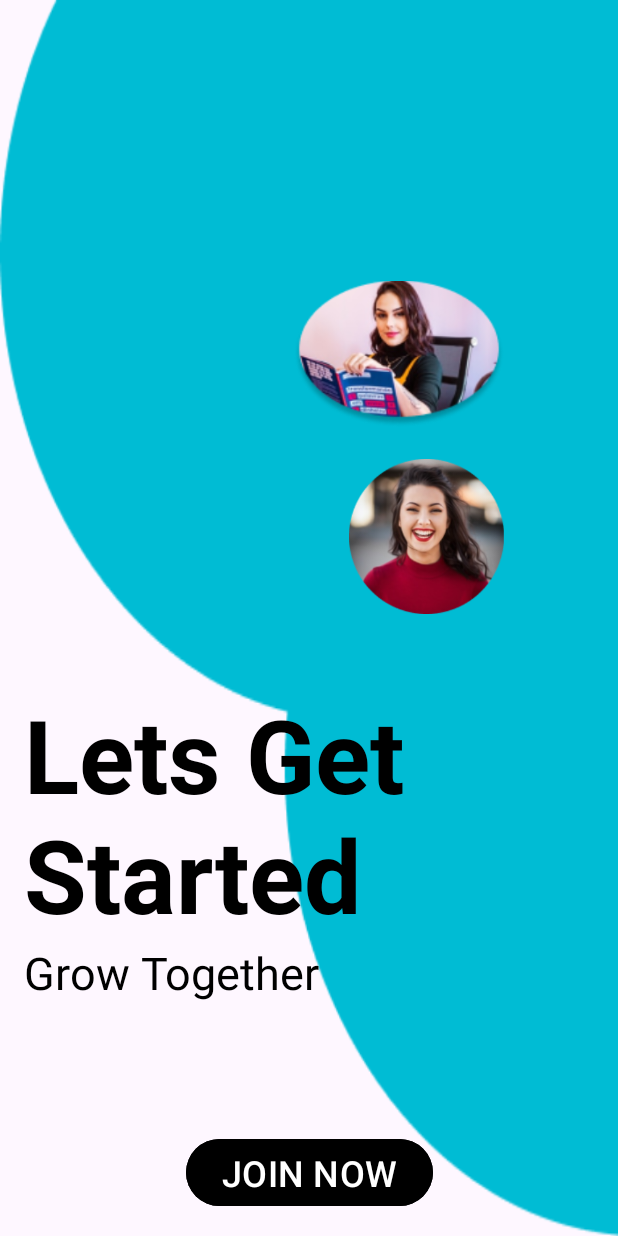
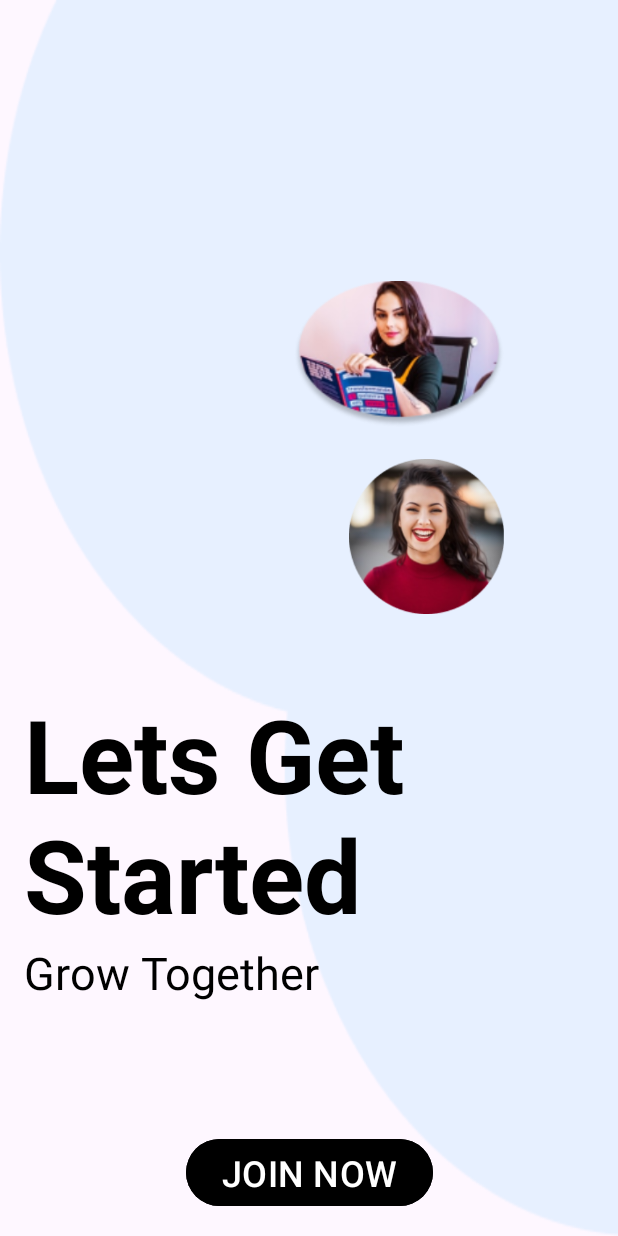
Before and after one commit to Fun-Tee/MyFirstApplication, an Android app: the screen it shows after launch (MainActivity), on a phone screen of 412 x 824 dp. Run offline under Robolectric (Android 15) with nearby library versions, the phone set to English and light mode, and no system bars.

Commit message:
initial commit

```diff
--- a/app/src/main/res/layout/activity_login.xml
+++ b/app/src/main/res/layout/activity_login.xml
@@ -6,8 +6,7 @@
     android:layout_height="match_parent"
     android:orientation="vertical"
     android:padding="16dp"
-    android:background="@drawable/union2"
-    android:backgroundTint="#00BCD4">
+    android:background="@drawable/union2">
 
     <TextView
         android:layout_width="wrap_content"
--- a/app/src/main/res/layout/activity_main.xml
+++ b/app/src/main/res/layout/activity_main.xml
@@ -7,8 +7,7 @@
     android:layout_height="match_parent"
     android:padding="16dp"
     tools:context=".MainActivity"
-    android:background="@drawable/union1"
-    android:backgroundTint="#00BCD4">
+    android:background="@drawable/union1">
 
     <ImageView
         android:id="@+id/profile2"
```
